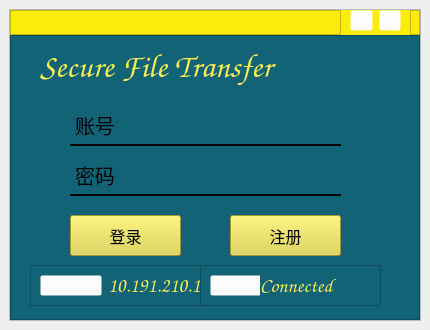
Before: the Qt Designer form PageBeforeLogin.ui in Superyu-github/SecureFileTransfe, drawn with Qt 5.
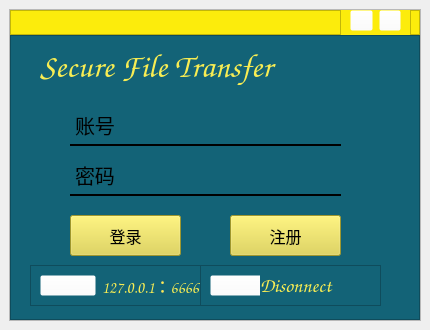
After: the same form once the commit is applied. Icons and pictures are not drawn.

Patch:
```diff
--- a/PageBeforeLogin.ui
+++ b/PageBeforeLogin.ui
@@ -408,17 +408,23 @@
                </item>
                <item>
                 <widget class="QLabel" name="label_ip">
+                 <property name="sizePolicy">
+                  <sizepolicy hsizetype="Maximum" vsizetype="Preferred">
+                   <horstretch>0</horstretch>
+                   <verstretch>0</verstretch>
+                  </sizepolicy>
+                 </property>
                  <property name="font">
                   <font>
                    <family>Comic Sans MS</family>
-                   <pointsize>15</pointsize>
+                   <pointsize>12</pointsize>
                   </font>
                  </property>
                  <property name="styleSheet">
                   <string notr="true">color: rgb(248, 237, 83);</string>
                  </property>
                  <property name="text">
-                  <string>10.191.210.1</string>
+                  <string>127.0.0.1：6666</string>
                  </property>
                 </widget>
                </item>
@@ -459,7 +465,10 @@
 background-color: rgba(255, 255, 255,0);
 boder:none;
 }
-</string>
+QPushButton:pressed{	
+	padding-left:5px;
+	padding-top:5px;
+}</string>
                </property>
                <property name="text">
                 <string/>
@@ -488,7 +497,7 @@
                 <string notr="true">color: rgb(248, 237, 83);</string>
                </property>
                <property name="text">
-                <string>Connected</string>
+                <string>Disonnect</string>
                </property>
               </widget>
              </widget>
```
Left out of the diff: 8 changed lines with no effect on the pictures.
